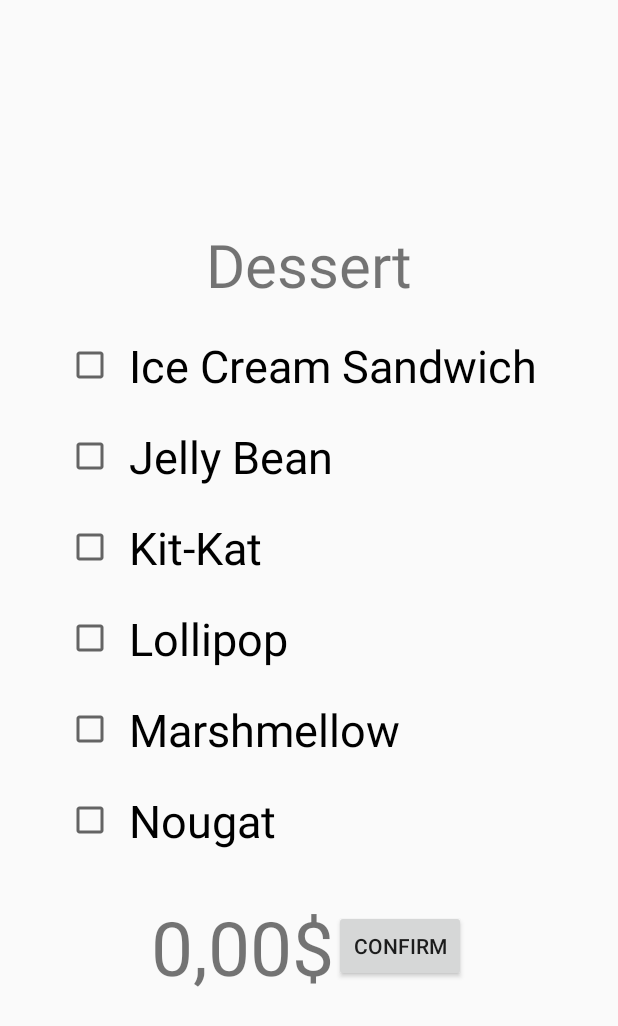
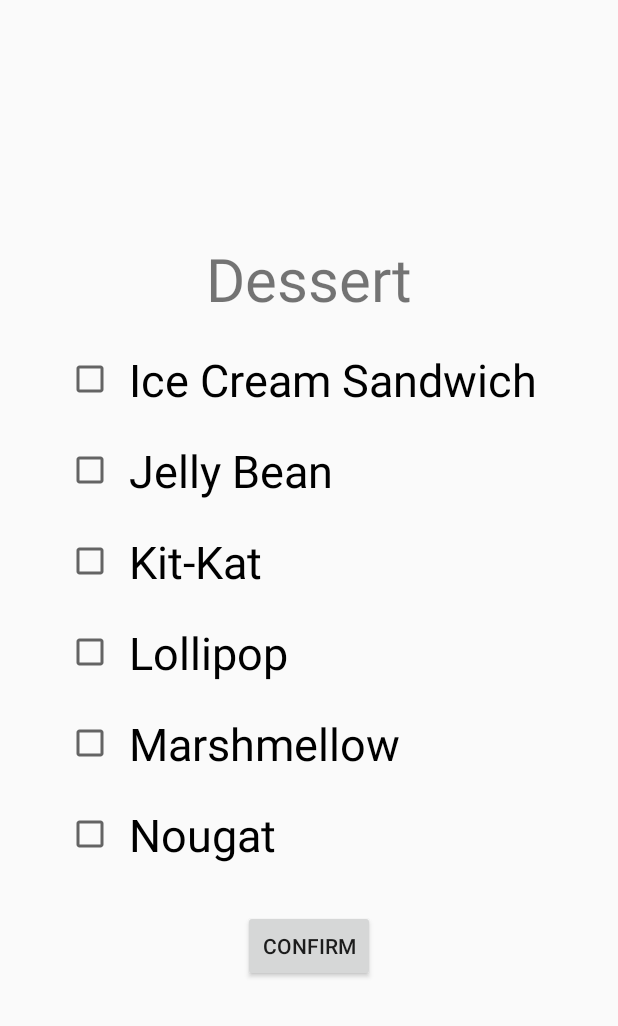
Before and after one commit to AlbertoMoretto/Foodify, an Android app: the layout activity_pop_up_dessert.xml on its own in the app's theme, with its tools: preview values and no code run, on a phone screen of 412 x 824 dp. Shown: the top 1026 px of the screen. Run offline under Robolectric (Android 15) with nearby library versions, the phone set to English and light mode, and no system bars.

```diff
--- a/app/src/main/res/layout/activity_pop_up_dessert.xml
+++ b/app/src/main/res/layout/activity_pop_up_dessert.xml
@@ -84,15 +84,6 @@
         android:padding="20dp"
         android:layout_gravity="center_horizontal">
 
-        <TextView
-            android:id="@+id/custom_hamburger_text_view"
-            android:layout_width="wrap_content"
-            android:layout_height="wrap_content"
-            android:layout_weight="1"
-            android:textSize="50sp"
-            android:text="@string/starting_bill_dollars"
-            android:layout_gravity="center"/>
-
         <Button
             android:id="@+id/buttonConfirmDessert"
             android:layout_width="wrap_content"
```
Also changed, not shown: app/src/main/java/com/esp1617/albertomoretto/foodify/PopUpActivity.java (+4 -4 lines), app/src/main/res/layout/activity_pop_up_drink.xml (+0 -9 lines), app/src/main/res/layout/activity_pop_up_fries.xml (+0 -9 lines), app/src/main/res/layout/activity_pop_up_hamburger.xml (+0 -9 lines), app/src/main/res/layout/activity_pop_up_hot_dog.xml (+0 -9 lines).
